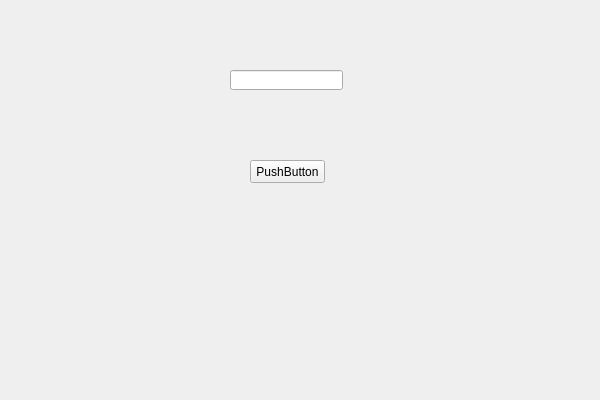
ZTex275/ServiceOS, file ClientOS/ClientOS.ui: the form before one commit.
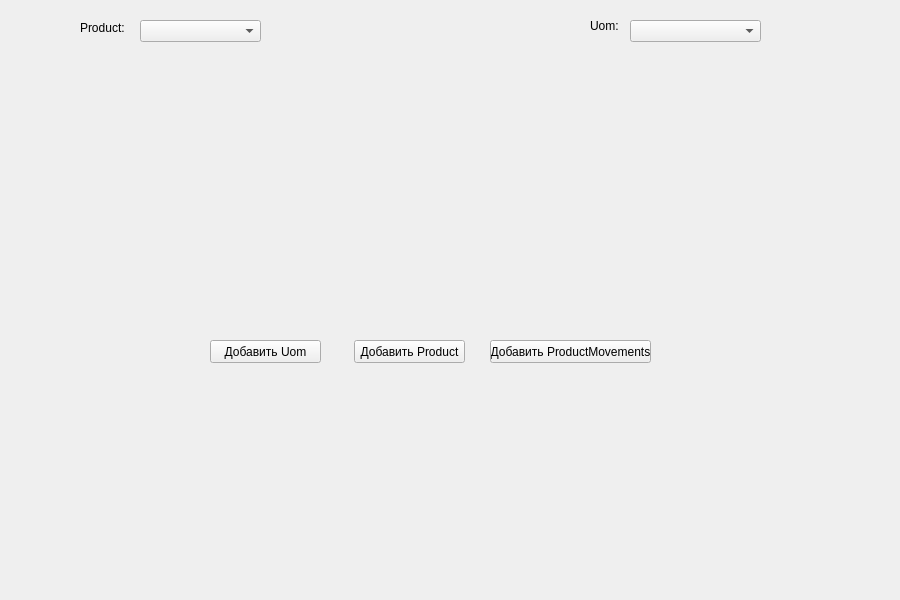
The form after the commit.

What changed in the file:
```diff
--- a/ClientOS/ClientOS.ui
+++ b/ClientOS/ClientOS.ui
@@ -6,8 +6,8 @@
    <rect>
     <x>0</x>
     <y>0</y>
-    <width>600</width>
-    <height>400</height>
+    <width>900</width>
+    <height>600</height>
    </rect>
   </property>
   <property name="windowTitle">
@@ -17,27 +17,86 @@
    <widget class="QPushButton" name="pushButton">
     <property name="geometry">
      <rect>
-      <x>250</x>
-      <y>160</y>
-      <width>75</width>
+      <x>354</x>
+      <y>340</y>
+      <width>111</width>
       <height>23</height>
      </rect>
     </property>
     <property name="text">
-     <string>PushButton</string>
+     <string>Добавить Product</string>
     </property>
    </widget>
-   <widget class="QLineEdit" name="lineEdit">
+   <widget class="QComboBox" name="comboBoxUom">
     <property name="geometry">
      <rect>
-      <x>230</x>
-      <y>70</y>
-      <width>113</width>
+      <x>630</x>
+      <y>20</y>
+      <width>131</width>
+      <height>22</height>
+     </rect>
+    </property>
+   </widget>
+   <widget class="QComboBox" name="comboBoxProduct">
+    <property name="geometry">
+     <rect>
+      <x>140</x>
+      <y>20</y>
+      <width>121</width>
+      <height>22</height>
+     </rect>
+    </property>
+   </widget>
+   <widget class="QLabel" name="labelUom">
+    <property name="geometry">
+     <rect>
+      <x>590</x>
+      <y>16</y>
+      <width>31</width>
       <height>20</height>
      </rect>
     </property>
-    <property name="readOnly">
-     <bool>true</bool>
+    <property name="text">
+     <string>Uom:</string>
+    </property>
+   </widget>
+   <widget class="QLabel" name="labelProduct">
+    <property name="geometry">
+     <rect>
+      <x>80</x>
+      <y>20</y>
+      <width>47</width>
+      <height>16</height>
+     </rect>
+    </property>
+    <property name="text">
+     <string>Product:</string>
+    </property>
+   </widget>
+   <widget class="QPushButton" name="pushButton_ProductMovements">
+    <property name="geometry">
+     <rect>
+      <x>490</x>
+      <y>340</y>
+      <width>161</width>
+      <height>23</height>
+     </rect>
+    </property>
+    <property name="text">
+     <string>Добавить ProductMovements</string>
+    </property>
+   </widget>
+   <widget class="QPushButton" name="pushButton_Uom">
+    <property name="geometry">
+     <rect>
+      <x>210</x>
+      <y>340</y>
+      <width>111</width>
+      <height>23</height>
+     </rect>
+    </property>
+    <property name="text">
+     <string>Добавить Uom</string>
     </property>
    </widget>
   </widget>
```
Left out of the diff: 2 changed lines with no effect on the pictures.
